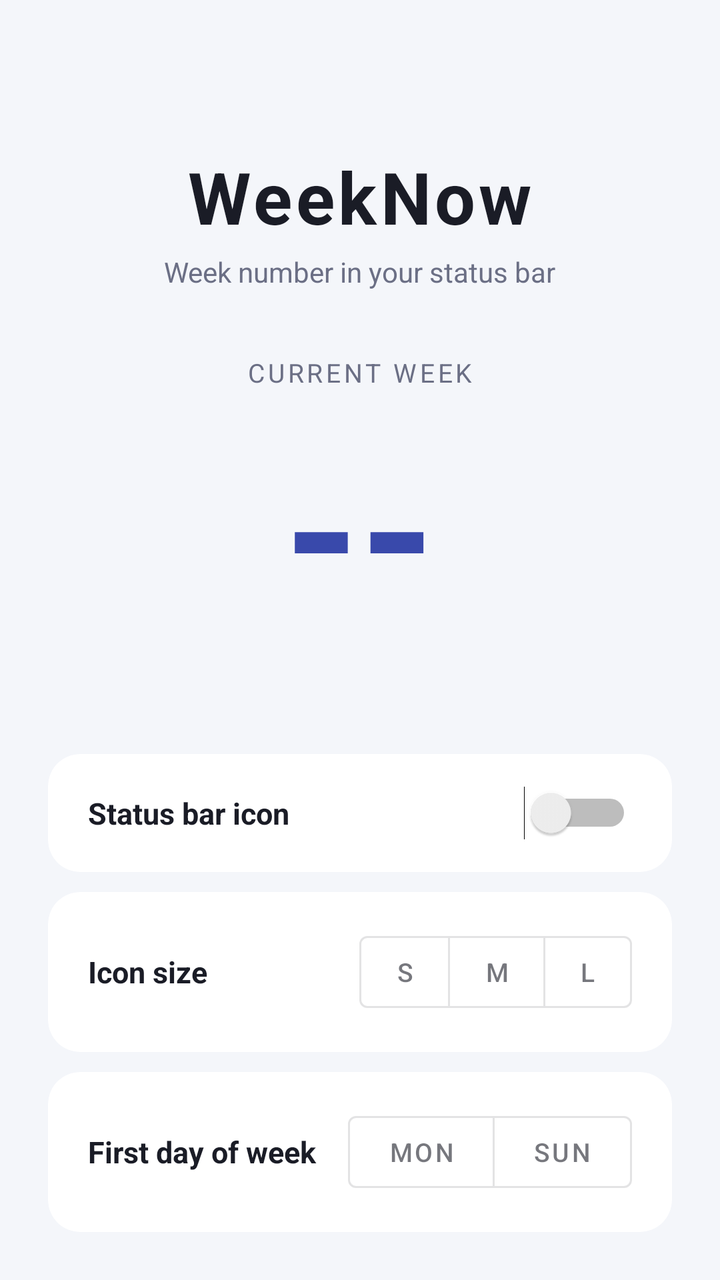
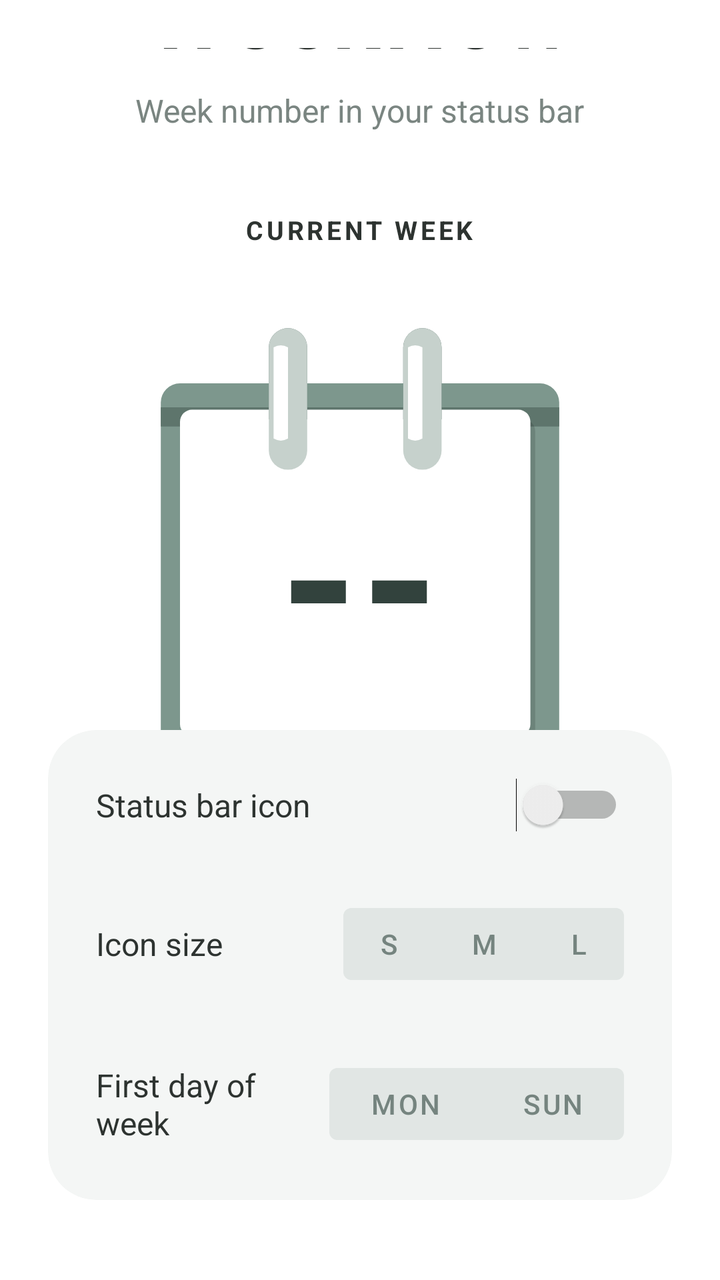

Screens rendered from an Android XML layout before and after an edit, with the pre-edit source and the edit as a unified diff.
<!-- AndroidManifest.xml: application theme Theme.WeekNow -->
<!-- res/layout/activity_main.xml -->
<?xml version="1.0" encoding="utf-8"?>
<LinearLayout
    xmlns:android="http://schemas.android.com/apk/res/android"
    xmlns:app="http://schemas.android.com/apk/res-auto"
    android:layout_width="match_parent"
    android:layout_height="match_parent"
    android:orientation="vertical"
    android:background="@color/background"
    android:padding="24dp">

    
    <LinearLayout
        android:layout_width="match_parent"
        android:layout_height="0dp"
        android:layout_weight="1"
        android:orientation="vertical"
        android:gravity="center">

        <TextView
            android:layout_width="wrap_content"
            android:layout_height="wrap_content"
            android:text="@string/app_name"
            android:textSize="36sp"
            android:textStyle="bold"
            android:textColor="@color/text_primary"
            android:letterSpacing="0.05"
            android:layout_marginBottom="4dp" />

        <TextView
            android:layout_width="wrap_content"
            android:layout_height="wrap_content"
            android:text="@string/subtitle"
            android:textSize="14sp"
            android:textColor="@color/text_secondary"
            android:layout_marginBottom="32dp" />

        <TextView
            android:id="@+id/labelCurrentWeek"
            android:layout_width="wrap_content"
            android:layout_height="wrap_content"
            android:text="@string/label_current_week"
            android:textSize="13sp"
            android:textAllCaps="true"
            android:letterSpacing="0.12"
            android:textColor="@color/text_secondary"
            android:layout_marginBottom="4dp" />

        <TextView
            android:id="@+id/textWeekNumber"
            android:layout_width="wrap_content"
            android:layout_height="wrap_content"
            android:text="--"
            android:textSize="96sp"
            android:textStyle="bold"
            android:textColor="@color/accent" />

    </LinearLayout>

    

    
    <androidx.cardview.widget.CardView
        android:layout_width="match_parent"
        android:layout_height="wrap_content"
        app:cardCornerRadius="16dp"
        app:cardBackgroundColor="@color/surface"
        app:cardElevation="0dp"
        android:layout_marginBottom="10dp">

        <LinearLayout
            android:layout_width="match_parent"
            android:layout_height="wrap_content"
            android:orientation="horizontal"
            android:gravity="center_vertical"
            android:paddingStart="20dp"
            android:paddingEnd="20dp"
            android:paddingTop="16dp"
            android:paddingBottom="16dp">

            <TextView
                android:layout_width="0dp"
                android:layout_height="wrap_content"
                android:layout_weight="1"
                android:text="@string/toggle_label"
                android:textSize="15sp"
                android:textStyle="bold"
                android:textColor="@color/text_primary" />

            <Switch
                android:id="@+id/switchEnable"
                android:layout_width="wrap_content"
                android:layout_height="wrap_content" />

        </LinearLayout>
    </androidx.cardview.widget.CardView>

    
    <androidx.cardview.widget.CardView
        android:layout_width="match_parent"
        android:layout_height="wrap_content"
        app:cardCornerRadius="16dp"
        app:cardBackgroundColor="@color/surface"
        app:cardElevation="0dp"
        android:layout_marginBottom="10dp">

        <LinearLayout
            android:layout_width="match_parent"
            android:layout_height="wrap_content"
            android:orientation="horizontal"
            android:gravity="center_vertical"
            android:paddingStart="20dp"
            android:paddingEnd="20dp"
            android:paddingTop="16dp"
            android:paddingBottom="16dp">

            <TextView
                android:layout_width="0dp"
                android:layout_height="wrap_content"
                android:layout_weight="1"
                android:text="@string/icon_size_label"
                android:textSize="15sp"
                android:textStyle="bold"
                android:textColor="@color/text_primary" />

            <com.google.android.material.button.MaterialButtonToggleGroup
                android:id="@+id/toggleIconSize"
                android:layout_width="wrap_content"
                android:layout_height="wrap_content"
                app:singleSelection="true"
                app:selectionRequired="true">

                
                <com.google.android.material.button.MaterialButton
                    android:id="@+id/btnSizeSmall"
                    style="@style/Widget.MaterialComponents.Button.OutlinedButton"
                    android:layout_width="wrap_content"
                    android:layout_height="wrap_content"
                    android:minWidth="0dp"
                    app:minWidth="0dp"
                    android:text="@string/size_s"
                    android:textSize="13sp"
                    android:paddingStart="18dp"
                    android:paddingEnd="18dp" />

                <com.google.android.material.button.MaterialButton
                    android:id="@+id/btnSizeMedium"
                    style="@style/Widget.MaterialComponents.Button.OutlinedButton"
                    android:layout_width="wrap_content"
                    android:layout_height="wrap_content"
                    android:minWidth="0dp"
                    app:minWidth="0dp"
                    android:text="@string/size_m"
                    android:textSize="13sp"
                    android:paddingStart="18dp"
                    android:paddingEnd="18dp" />

                <com.google.android.material.button.MaterialButton
                    android:id="@+id/btnSizeLarge"
                    style="@style/Widget.MaterialComponents.Button.OutlinedButton"
                    android:layout_width="wrap_content"
                    android:layout_height="wrap_content"
                    android:minWidth="0dp"
                    app:minWidth="0dp"
                    android:text="@string/size_l"
                    android:textSize="13sp"
                    android:paddingStart="18dp"
                    android:paddingEnd="18dp" />

            </com.google.android.material.button.MaterialButtonToggleGroup>

        </LinearLayout>
    </androidx.cardview.widget.CardView>

    
    <androidx.cardview.widget.CardView
        android:layout_width="match_parent"
        android:layout_height="wrap_content"
        app:cardCornerRadius="16dp"
        app:cardBackgroundColor="@color/surface"
        app:cardElevation="0dp">

        <LinearLayout
            android:layout_width="match_parent"
            android:layout_height="wrap_content"
            android:orientation="horizontal"
            android:gravity="center_vertical"
            android:paddingStart="20dp"
            android:paddingEnd="20dp"
            android:paddingTop="16dp"
            android:paddingBottom="16dp">

            <TextView
                android:layout_width="0dp"
                android:layout_height="wrap_content"
                android:layout_weight="1"
                android:text="@string/first_day_label"
                android:textSize="15sp"
                android:textStyle="bold"
                android:textColor="@color/text_primary" />

            <com.google.android.material.button.MaterialButtonToggleGroup
                android:id="@+id/toggleFirstDay"
                android:layout_width="wrap_content"
                android:layout_height="wrap_content"
                app:singleSelection="true"
                app:selectionRequired="true">

                <com.google.android.material.button.MaterialButton
                    android:id="@+id/btnMonday"
                    style="@style/Widget.MaterialComponents.Button.OutlinedButton"
                    android:layout_width="wrap_content"
                    android:layout_height="wrap_content"
                    android:minWidth="0dp"
                    app:minWidth="0dp"
                    android:text="@string/monday"
                    android:textSize="13sp"
                    android:paddingStart="20dp"
                    android:paddingEnd="20dp" />

                <com.google.android.material.button.MaterialButton
                    android:id="@+id/btnSunday"
                    style="@style/Widget.MaterialComponents.Button.OutlinedButton"
                    android:layout_width="wrap_content"
                    android:layout_height="wrap_content"
                    android:minWidth="0dp"
                    app:minWidth="0dp"
                    android:text="@string/sunday"
                    android:textSize="13sp"
                    android:paddingStart="20dp"
                    android:paddingEnd="20dp" />

            </com.google.android.material.button.MaterialButtonToggleGroup>

        </LinearLayout>
    </androidx.cardview.widget.CardView>

</LinearLayout>
<!-- resources referenced by this layout -->
<resources>
  <color name="accent">#3949AB</color>
  <color name="background">#F4F6FA</color>
  <color name="surface">#FFFFFF</color>
  <color name="text_primary">#1A1C26</color>
  <color name="text_secondary">#6B6F85</color>
  <string name="app_name">WeekNow</string>
  <string name="first_day_label">First day of week</string>
  <string name="icon_size_label">Icon size</string>
  <string name="label_current_week">Current week</string>
  <string name="monday">Mon</string>
  <string name="size_l">L</string>
  <string name="size_m">M</string>
  <string name="size_s">S</string>
  <string name="subtitle">Week number in your status bar</string>
  <string name="sunday">Sun</string>
  <string name="toggle_label">Status bar icon</string>
  <style name="Theme.WeekNow" parent="Theme.MaterialComponents.DayNight.NoActionBar">
          <item name="colorPrimary">@color/accent</item>
          <item name="colorPrimaryVariant">@color/surface</item>
          <item name="colorOnPrimary">@color/white</item>
          <item name="colorSecondary">@color/accent</item>
          <item name="colorOnSecondary">@color/white</item>
          <item name="android:colorBackground">@color/background</item>
          <item name="colorSurface">@color/surface</item>
          <item name="colorOnSurface">@color/text_primary</item>
          <item name="android:windowBackground">@color/background</item>
          <item name="android:statusBarColor">@color/background</item>
          <item name="android:navigationBarColor">@color/background</item>
      </style>
  <color name="white">#FFFFFFFF</color>
</resources>

<!-- the commit's change to res/layout/activity_main.xml (unified diff, before → after) -->
@@ -20,19 +20,19 @@
             android:layout_width="wrap_content"
             android:layout_height="wrap_content"
             android:text="@string/app_name"
-            android:textSize="36sp"
+            android:textSize="44sp"
             android:textStyle="bold"
             android:textColor="@color/text_primary"
             android:letterSpacing="0.05"
-            android:layout_marginBottom="4dp" />
+            android:layout_marginBottom="8dp" />
 
         <TextView
             android:layout_width="wrap_content"
             android:layout_height="wrap_content"
             android:text="@string/subtitle"
-            android:textSize="14sp"
+            android:textSize="16sp"
             android:textColor="@color/text_secondary"
-            android:layout_marginBottom="32dp" />
+            android:layout_marginBottom="40dp" />
 
         <TextView
             android:id="@+id/labelCurrentWeek"
@@ -40,19 +40,36 @@
             android:layout_height="wrap_content"
             android:text="@string/label_current_week"
             android:textSize="13sp"
+            android:textStyle="bold"
             android:textAllCaps="true"
             android:letterSpacing="0.12"
-            android:textColor="@color/text_secondary"
-            android:layout_marginBottom="4dp" />
-
-        <TextView
-            android:id="@+id/textWeekNumber"
-            android:layout_width="wrap_content"
-            android:layout_height="wrap_content"
-            android:text="--"
-            android:textSize="96sp"
-            android:textStyle="bold"
-            android:textColor="@color/accent" />
+            android:textColor="@color/text_primary"
+            android:layout_marginBottom="16dp" />
+
+        <FrameLayout
+            android:layout_width="240dp"
+            android:layout_height="240dp"
+            android:layout_marginTop="16dp"
+            android:layout_marginBottom="16dp">
+
+            <ImageView
+                android:layout_width="match_parent"
+                android:layout_height="match_parent"
+                android:src="@drawable/calendar_bg" />
+
+            
+            <TextView
+                android:id="@+id/textWeekNumber"
+                android:layout_width="wrap_content"
+                android:layout_height="wrap_content"
+                android:layout_gravity="center"
+                android:layout_marginTop="12dp"
+                android:fontFamily="sans-serif-medium"
+                android:textStyle="bold"
+                android:text="--"
+                android:textColor="#32423D"
+                android:textSize="96sp" />
+        </FrameLayout>
 
     </LinearLayout>
 
@@ -62,176 +79,176 @@
     <androidx.cardview.widget.CardView
         android:layout_width="match_parent"
         android:layout_height="wrap_content"
-        app:cardCornerRadius="16dp"
+        app:cardCornerRadius="24dp"
         app:cardBackgroundColor="@color/surface"
         app:cardElevation="0dp"
-        android:layout_marginBottom="10dp">
+        android:layout_marginBottom="16dp">
 
         <LinearLayout
             android:layout_width="match_parent"
             android:layout_height="wrap_content"
-            android:orientation="horizontal"
-            android:gravity="center_vertical"
-            android:paddingStart="20dp"
-            android:paddingEnd="20dp"
-            android:paddingTop="16dp"
-            android:paddingBottom="16dp">
-
-            <TextView
-                android:layout_width="0dp"
-                android:layout_height="wrap_content"
-                android:layout_weight="1"
-                android:text="@string/toggle_label"
-                android:textSize="15sp"
-                android:textStyle="bold"
-                android:textColor="@color/text_primary" />
-
-            <Switch
-                android:id="@+id/switchEnable"
-                android:layout_width="wrap_content"
-                android:layout_height="wrap_content" />
-
+            android:orientation="vertical"
+            android:paddingTop="8dp"
+            android:paddingBottom="8dp">
+
+            
+            <LinearLayout
+                android:layout_width="match_parent"
+                android:layout_height="wrap_content"
+                android:orientation="horizontal"
+                android:gravity="center_vertical"
+                android:paddingStart="24dp"
+                android:paddingEnd="24dp"
+                android:paddingTop="16dp"
+                android:paddingBottom="16dp">
+
+                <TextView
+                    android:layout_width="0dp"
+                    android:layout_height="wrap_content"
+                    android:layout_weight="1"
+                    android:text="@string/toggle_label"
+                    android:textSize="16sp"
+                    android:textColor="@color/text_primary" />
+
+                <Switch
+                    android:id="@+id/switchEnable"
+                    android:layout_width="wrap_content"
+                    android:layout_height="wrap_content" />
+            </LinearLayout>
+
+            
+            <LinearLayout
+                android:layout_width="match_parent"
+                android:layout_height="wrap_content"
+                android:orientation="horizontal"
+                android:gravity="center_vertical"
+                android:paddingStart="24dp"
+                android:paddingEnd="24dp"
+                android:paddingTop="16dp"
+                android:paddingBottom="16dp">
+
+                <TextView
+                    android:layout_width="0dp"
+                    android:layout_height="wrap_content"
+                    android:layout_weight="1"
+                    android:text="@string/icon_size_label"
+                    android:textSize="16sp"
+                    android:textColor="@color/text_primary" />
+
+                <com.google.android.material.button.MaterialButtonToggleGroup
+                    android:id="@+id/toggleIconSize"
+                    android:layout_width="wrap_content"
+                    android:layout_height="wrap_content"
+                    app:singleSelection="true"
+                    app:selectionRequired="true">
+
+                    <com.google.android.material.button.MaterialButton
+                        android:id="@+id/btnSizeSmall"
+                        style="@style/Widget.MaterialComponents.Button.OutlinedButton"
+                        android:layout_width="wrap_content"
+                        android:layout_height="wrap_content"
+                        android:minWidth="0dp"
+                        app:minWidth="0dp"
+                        app:strokeWidth="0dp"
+                        app:backgroundTint="@color/toggle_btn_bg_accent"
+                        android:textColor="@color/toggle_btn_text"
+                        android:text="@string/size_s"
+                        android:textSize="14sp"
+                        android:paddingStart="18dp"
+                        android:paddingEnd="18dp" />
+
+                    <com.google.android.material.button.MaterialButton
+                        android:id="@+id/btnSizeMedium"
+                        style="@style/Widget.MaterialComponents.Button.OutlinedButton"
+                        android:layout_width="wrap_content"
+                        android:layout_height="wrap_content"
+                        android:minWidth="0dp"
+                        app:minWidth="0dp"
+                        app:strokeWidth="0dp"
+                        app:backgroundTint="@color/toggle_btn_bg_accent"
+                        android:textColor="@color/toggle_btn_text"
+                        android:text="@string/size_m"
+                        android:textSize="14sp"
+                        android:paddingStart="18dp"
+                        android:paddingEnd="18dp" />
+
+                    <com.google.android.material.button.MaterialButton
+                        android:id="@+id/btnSizeLarge"
+                        style="@style/Widget.MaterialComponents.Button.OutlinedButton"
+                        android:layout_width="wrap_content"
+                        android:layout_height="wrap_content"
+                        android:minWidth="0dp"
+                        app:minWidth="0dp"
+                        app:strokeWidth="0dp"
+                        app:backgroundTint="@color/toggle_btn_bg_accent"
+                        android:textColor="@color/toggle_btn_text"
+                        android:text="@string/size_l"
+                        android:textSize="14sp"
+                        android:paddingStart="18dp"
+                        android:paddingEnd="18dp" />
+
+                </com.google.android.material.button.MaterialButtonToggleGroup>
+            </LinearLayout>
+
+            
+            <LinearLayout
+                android:layout_width="match_parent"
+                android:layout_height="wrap_content"
+                android:orientation="horizontal"
+                android:gravity="center_vertical"
+                android:paddingStart="24dp"
+                android:paddingEnd="24dp"
+                android:paddingTop="16dp"
+                android:paddingBottom="16dp">
+
+                <TextView
+                    android:layout_width="0dp"
+                    android:layout_height="wrap_content"
+                    android:layout_weight="1"
+                    android:text="@string/first_day_label"
+                    android:textSize="16sp"
+                    android:textColor="@color/text_primary" />
+
+                <com.google.android.material.button.MaterialButtonToggleGroup
+                    android:id="@+id/toggleFirstDay"
+                    android:layout_width="wrap_content"
+                    android:layout_height="wrap_content"
+                    app:singleSelection="true"
+                    app:selectionRequired="true">
+
+                    <com.google.android.material.button.MaterialButton
+                        android:id="@+id/btnMonday"
+                        style="@style/Widget.MaterialComponents.Button.OutlinedButton"
+                        android:layout_width="wrap_content"
+                        android:layout_height="wrap_content"
+                        android:minWidth="0dp"
+                        app:minWidth="0dp"
+                        app:strokeWidth="0dp"
+                        app:backgroundTint="@color/toggle_btn_bg_accent"
+                        android:textColor="@color/toggle_btn_text"
+                        android:text="@string/monday"
+                        android:textSize="14sp"
+                        android:paddingStart="20dp"
+                        android:paddingEnd="20dp" />
+
+                    <com.google.android.material.button.MaterialButton
+                        android:id="@+id/btnSunday"
+                        style="@style/Widget.MaterialComponents.Button.OutlinedButton"
+                        android:layout_width="wrap_content"
+                        android:layout_height="wrap_content"
+                        android:minWidth="0dp"
+                        app:minWidth="0dp"
+                        app:strokeWidth="0dp"
+                        app:backgroundTint="@color/toggle_btn_bg_accent"
+                        android:textColor="@color/toggle_btn_text"
+                        android:text="@string/sunday"
+                        android:textSize="14sp"
+                        android:paddingStart="20dp"
+                        android:paddingEnd="20dp" />
+
+                </com.google.android.material.button.MaterialButtonToggleGroup>
+            </LinearLayout>
         </LinearLayout>
     </androidx.cardview.widget.CardView>
 
-    
-    <androidx.cardview.widget.CardView
-        android:layout_width="match_parent"
-        android:layout_height="wrap_content"
-        app:cardCornerRadius="16dp"
-        app:cardBackgroundColor="@color/surface"
-        app:cardElevation="0dp"
-        android:layout_marginBottom="10dp">
-
-        <LinearLayout
-            android:layout_width="match_parent"
-            android:layout_height="wrap_content"
-            android:orientation="horizontal"
-            android:gravity="center_vertical"
-            android:paddingStart="20dp"
-            android:paddingEnd="20dp"
-            android:paddingTop="16dp"
-            android:paddingBottom="16dp">
-
-            <TextView
-                android:layout_width="0dp"
-                android:layout_height="wrap_content"
-                android:layout_weight="1"
-                android:text="@string/icon_size_label"
-                android:textSize="15sp"
-                android:textStyle="bold"
-                android:textColor="@color/text_primary" />
-
-            <com.google.android.material.button.MaterialButtonToggleGroup
-                android:id="@+id/toggleIconSize"
-                android:layout_width="wrap_content"
-                android:layout_height="wrap_content"
-                app:singleSelection="true"
-                app:selectionRequired="true">
-
-                
-                <com.google.android.material.button.MaterialButton
-                    android:id="@+id/btnSizeSmall"
-                    style="@style/Widget.MaterialComponents.Button.OutlinedButton"
-                    android:layout_width="wrap_content"
-                    android:layout_height="wrap_content"
-                    android:minWidth="0dp"
-                    app:minWidth="0dp"
-                    android:text="@string/size_s"
-                    android:textSize="13sp"
-                    android:paddingStart="18dp"
-                    android:paddingEnd="18dp" />
-
-                <com.google.android.material.button.MaterialButton
-                    android:id="@+id/btnSizeMedium"
-                    style="@style/Widget.MaterialComponents.Button.OutlinedButton"
-                    android:layout_width="wrap_content"
-                    android:layout_height="wrap_content"
-                    android:minWidth="0dp"
-                    app:minWidth="0dp"
-                    android:text="@string/size_m"
-                    android:textSize="13sp"
-                    android:paddingStart="18dp"
-                    android:paddingEnd="18dp" />
-
-                <com.google.android.material.button.MaterialButton
-                    android:id="@+id/btnSizeLarge"
-                    style="@style/Widget.MaterialComponents.Button.OutlinedButton"
-                    android:layout_width="wrap_content"
-                    android:layout_height="wrap_content"
-                    android:minWidth="0dp"
-                    app:minWidth="0dp"
-                    android:text="@string/size_l"
-                    android:textSize="13sp"
-                    android:paddingStart="18dp"
-                    android:paddingEnd="18dp" />
-
-            </com.google.android.material.button.MaterialButtonToggleGroup>
-
-        </LinearLayout>
-    </androidx.cardview.widget.CardView>
-
-    
-    <androidx.cardview.widget.CardView
-        android:layout_width="match_parent"
-        android:layout_height="wrap_content"
-        app:cardCornerRadius="16dp"
-        app:cardBackgroundColor="@color/surface"
-        app:cardElevation="0dp">
-
-        <LinearLayout
-            android:layout_width="match_parent"
-            android:layout_height="wrap_content"
-            android:orientation="horizontal"
-            android:gravity="center_vertical"
-            android:paddingStart="20dp"
-            android:paddingEnd="20dp"
-            android:paddingTop="16dp"
-            android:paddingBottom="16dp">
-
-            <TextView
-                android:layout_width="0dp"
-                android:layout_height="wrap_content"
-                android:layout_weight="1"
-                android:text="@string/first_day_label"
-                android:textSize="15sp"
-                android:textStyle="bold"
-                android:textColor="@color/text_primary" />
-
-            <com.google.android.material.button.MaterialButtonToggleGroup
-                android:id="@+id/toggleFirstDay"
-                android:layout_width="wrap_content"
-                android:layout_height="wrap_content"
-                app:singleSelection="true"
-                app:selectionRequired="true">
-
-                <com.google.android.material.button.MaterialButton
-                    android:id="@+id/btnMonday"
-                    style="@style/Widget.MaterialComponents.Button.OutlinedButton"
-                    android:layout_width="wrap_content"
-                    android:layout_height="wrap_content"
-                    android:minWidth="0dp"
-                    app:minWidth="0dp"
-                    android:text="@string/monday"
-                    android:textSize="13sp"
-                    android:paddingStart="20dp"
-                    android:paddingEnd="20dp" />
-
-                <com.google.android.material.button.MaterialButton
-                    android:id="@+id/btnSunday"
-                    style="@style/Widget.MaterialComponents.Button.OutlinedButton"
-                    android:layout_width="wrap_content"
-                    android:layout_height="wrap_content"
-                    android:minWidth="0dp"
-                    app:minWidth="0dp"
-                    android:text="@string/sunday"
-                    android:textSize="13sp"
-                    android:paddingStart="20dp"
-                    android:paddingEnd="20dp" />
-
-            </com.google.android.material.button.MaterialButtonToggleGroup>
-
-        </LinearLayout>
-    </androidx.cardview.widget.CardView>
-
 </LinearLayout>
<!-- resource entries referenced after the edit -->
@@ -1,10 +1,75 @@
 <!-- resources referenced by this layout -->
 <resources>
-  <color name="accent">#3949AB</color>
-  <color name="background">#F4F6FA</color>
-  <color name="surface">#FFFFFF</color>
-  <color name="text_primary">#1A1C26</color>
-  <color name="text_secondary">#6B6F85</color>
+  <color name="accent">#54868A</color>
+  <color name="background">#FFFFFF</color>
+  <color name="surface">#F4F6F5</color>
+  <color name="text_primary">#2D3330</color>
+  <color name="text_secondary">#7A8581</color>
+  <!-- drawable calendar_bg (drawable) -->
+  <vector xmlns:android="http://schemas.android.com/apk/res/android"
+      android:width="240dp"
+      android:height="240dp"
+      android:viewportWidth="200"
+      android:viewportHeight="200">
+  
+      
+      <path 
+          android:fillColor="#15000000" 
+          android:pathData="M 25,185 h150 a10,10 0 0,1 0,10 h-150 a10,10 0 0,1 0,-10 Z" />
+  
+      
+      <path 
+          android:fillColor="#7D978D" 
+          android:pathData="M 25,30 h150 a8,8 0 0,1 8,8 v142 a8,8 0 0,1 -8,8 h-150 a8,8 0 0,1 -8,-8 v-142 a8,8 0 0,1 8,-8 Z" />
+  
+      
+      <path 
+          android:fillColor="#5E756C" 
+          android:pathData="M 17,40 h166 v8 h-166 Z" />
+  
+      
+      <path 
+          android:fillColor="#22000000" 
+          android:pathData="M 32,45 h136 a5,5 0 0,1 5,5 v126 a5,5 0 0,1 -5,5 h-136 a5,5 0 0,1 -5,-5 v-126 a5,5 0 0,1 5,-5 Z" />
+  
+      
+      <path 
+          android:fillColor="#FFFFFF" 
+          android:pathData="M 30,41 h136 a5,5 0 0,1 5,5 v126 a5,5 0 0,1 -5,5 h-136 a5,5 0 0,1 -5,-5 v-126 a5,5 0 0,1 5,-5 Z" />
+  
+      
+      <path 
+          android:fillColor="#556E66" 
+          android:pathData="M 62,15 a8,8 0 0,1 16,0 v30 h-16 Z" />
+      <path 
+          android:fillColor="#556E66" 
+          android:pathData="M 118,15 a8,8 0 0,1 16,0 v30 h-16 Z" />
+  
+      
+      <path 
+          android:fillColor="#32463F" 
+          android:pathData="M 64,54 a 6,6 0 1,0 12,0 a 6,6 0 1,0 -12,0" />
+      <path 
+          android:fillColor="#32463F" 
+          android:pathData="M 120,54 a 6,6 0 1,0 12,0 a 6,6 0 1,0 -12,0" />
+  
+      
+      <path 
+          android:fillColor="#C6D1CC" 
+          android:pathData="M 62,15 a8,8 0 0,1 16,0 v43 a8,8 0 0,1 -16,0 Z" />
+      <path 
+          android:fillColor="#C6D1CC" 
+          android:pathData="M 118,15 a8,8 0 0,1 16,0 v43 a8,8 0 0,1 -16,0 Z" />
+  
+      
+      <path 
+          android:fillColor="#FFFFFF" 
+          android:pathData="M 64,15 a6,6 0 0,1 6,0 v38 a6,6 0 0,1 -6,0 Z" />
+      <path 
+          android:fillColor="#FFFFFF" 
+          android:pathData="M 120,15 a6,6 0 0,1 6,0 v38 a6,6 0 0,1 -6,0 Z" />
+  
+  </vector>
   <string name="app_name">WeekNow</string>
   <string name="first_day_label">First day of week</string>
   <string name="icon_size_label">Icon size</string>
